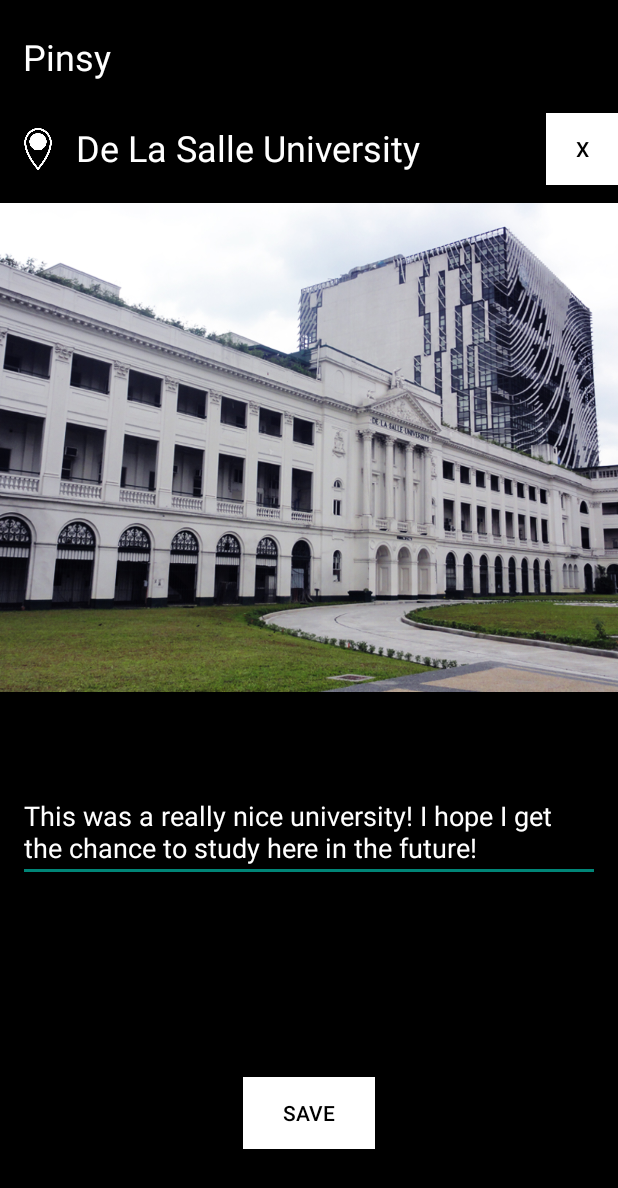
After one commit to ssamu801/MOBDEVE_MCO2, an Android app: the layout pin_details.xml on its own in the app's theme, with its tools: preview values and no code run, on a phone screen of 412 x 824 dp. The commit adds this screen. Shown: the top 1188 px of the screen. Run offline under Robolectric (Android 15) with nearby library versions, the phone set to English and light mode, and no system bars.

Commit message:
Pin Details

```diff
--- a/app/build.gradle
+++ b/app/build.gradle
@@ -41,6 +41,8 @@ dependencies {
     implementation 'androidx.appcompat:appcompat:1.6.1'
     implementation 'com.google.android.material:material:1.8.0'
     implementation 'androidx.constraintlayout:constraintlayout:2.1.4'
+    implementation 'androidx.navigation:navigation-fragment-ktx:2.4.1'
+    implementation 'androidx.navigation:navigation-ui-ktx:2.4.1'
     testImplementation 'junit:junit:4.13.2'
     androidTestImplementation 'androidx.test.ext:junit:1.1.5'
     androidTestImplementation 'androidx.test.espresso:espresso-core:3.5.1'
--- /dev/null
+++ b/app/src/main/res/layout/pin_details.xml
@@ -0,0 +1,103 @@
+<?xml version="1.0" encoding="utf-8"?>
+<androidx.constraintlayout.widget.ConstraintLayout xmlns:android="http://schemas.android.com/apk/res/android"
+    xmlns:app="http://schemas.android.com/apk/res-auto"
+    xmlns:tools="http://schemas.android.com/tools"
+    android:layout_width="match_parent"
+    android:layout_height="match_parent"
+    android:background="#000000"
+    tools:context=".MainActivity">
+
+
+    <TextView
+        android:id="@+id/logoTv"
+        android:layout_width="wrap_content"
+        android:layout_height="wrap_content"
+        android:layout_marginStart="15dp"
+        android:text="Pinsy"
+        android:textColor="#FFFFFF"
+        android:textSize="24sp"
+        app:layout_constraintBottom_toTopOf="@id/ll1"
+        app:layout_constraintStart_toStartOf="parent"
+        app:layout_constraintTop_toTopOf="parent" />
+
+    <LinearLayout
+        android:id="@+id/ll1"
+        android:layout_width="match_parent"
+        android:layout_height="wrap_content"
+        android:layout_marginStart="15dp"
+        android:layout_marginTop="75dp"
+        android:orientation="horizontal"
+        app:layout_constraintStart_toStartOf="parent"
+        app:layout_constraintTop_toBottomOf="@id/logoTv"
+        app:layout_constraintTop_toTopOf="parent">
+
+
+        <ImageView
+            android:id="@+id/whitePinIv"
+            android:layout_width="20dp"
+            android:layout_height="match_parent"
+            app:srcCompat="@drawable/white_pin" />
+
+        <TextView
+            android:id="@+id/locationTv"
+            android:layout_width="wrap_content"
+            android:layout_height="wrap_content"
+            android:layout_marginStart="15dp"
+            android:layout_weight="2"
+            android:layout_marginTop="3dp"
+            android:text="De La Salle University"
+            app:layout_constraintStart_toEndOf="@id/locationTv"
+            app:layout_constraintTop_toTopOf="parent"
+            android:textColor="#FFFFFF"
+            android:textSize="24sp" />
+
+        <Button
+            android:id="@+id/deleteBtn"
+            android:layout_width="48dp"
+            android:layout_height="48dp"
+            android:background="@color/white"
+            android:textColor="@color/black"
+            android:text="X" />
+
+    </LinearLayout>
+
+    <ImageView
+        android:id="@+id/pictureIv"
+        android:layout_width="match_parent"
+        android:layout_height="wrap_content"
+        android:layout_marginTop="12dp"
+        android:adjustViewBounds="true"
+        app:layout_constraintStart_toStartOf="parent"
+        app:layout_constraintTop_toBottomOf="@id/ll1"
+        app:srcCompat="@drawable/dlsu" />
+
+    <EditText
+        android:id="@+id/notesEt"
+        android:layout_width="match_parent"
+        android:layout_height="wrap_content"
+        android:layout_marginStart="12dp"
+        android:layout_marginTop="6dp"
+        android:layout_marginEnd="12dp"
+        android:layout_marginBottom="76dp"
+        android:text="This was a really nice university! I hope I get the chance to study here in the future!"
+        android:textColor="@color/white"
+        app:layout_constraintBottom_toTopOf="@+id/saveBtn"
+        app:layout_constraintEnd_toEndOf="parent"
+        app:layout_constraintStart_toStartOf="parent"
+        app:layout_constraintTop_toBottomOf="@id/pictureIv" />
+
+    <Button
+        android:id="@+id/saveBtn"
+        android:layout_width="wrap_content"
+        android:layout_height="wrap_content"
+        app:layout_constraintStart_toStartOf="parent"
+        app:layout_constraintTop_toBottomOf="@id/notesEt"
+        app:layout_constraintEnd_toEndOf="parent"
+        app:layout_constraintBottom_toBottomOf="parent"
+        android:layout_marginBottom="4dp"
+        android:background="@color/white"
+        android:textColor="@color/black"
+        android:text="SAVE" />
+
+
+</androidx.constraintlayout.widget.ConstraintLayout>
--- /dev/null
+++ b/app/src/main/res/values-land/dimens.xml
@@ -0,0 +1,3 @@
+<resources>
+      <dimen name="fab_margin">48dp</dimen>
+   </resources>
--- /dev/null
+++ b/app/src/main/res/values-w1240dp/dimens.xml
@@ -0,0 +1,3 @@
+<resources>
+      <dimen name="fab_margin">200dp</dimen>
+   </resources>
--- /dev/null
+++ b/app/src/main/res/values-w600dp/dimens.xml
@@ -0,0 +1,3 @@
+<resources>
+      <dimen name="fab_margin">48dp</dimen>
+   </resources>
--- /dev/null
+++ b/app/src/main/res/values/dimens.xml
@@ -0,0 +1,3 @@
+<resources>
+      <dimen name="fab_margin">16dp</dimen>
+   </resources>
--- a/app/src/main/res/values/themes.xml
+++ b/app/src/main/res/values/themes.xml
@@ -13,4 +13,10 @@
         <item name="android:statusBarColor">?attr/colorPrimaryVariant</item>
         <!-- Customize your theme here. -->
     </style>
+    <style name="Theme.MCO2_Group12.NoActionBar">
+        <item name="windowActionBar">false</item>
+        <item name="windowNoTitle">true</item>
+    </style>
+    <style name="Theme.MCO2_Group12.AppBarOverlay" parent="ThemeOverlay.AppCompat.Dark.ActionBar" />
+    <style name="Theme.MCO2_Group12.PopupOverlay" parent="ThemeOverlay.AppCompat.Light" />
 </resources>
```
Also changed, not shown: app/src/main/AndroidManifest.xml (+8 -3 lines), app/src/main/res/layout/activity_main.xml (+7 -7 lines), app/src/main/res/navigation/nav_graph.xml (added, +28 -0 lines), app/src/main/res/values/strings.xml (+9 -0 lines), app/src/main/res/drawable/dlsu.jpg (added).
